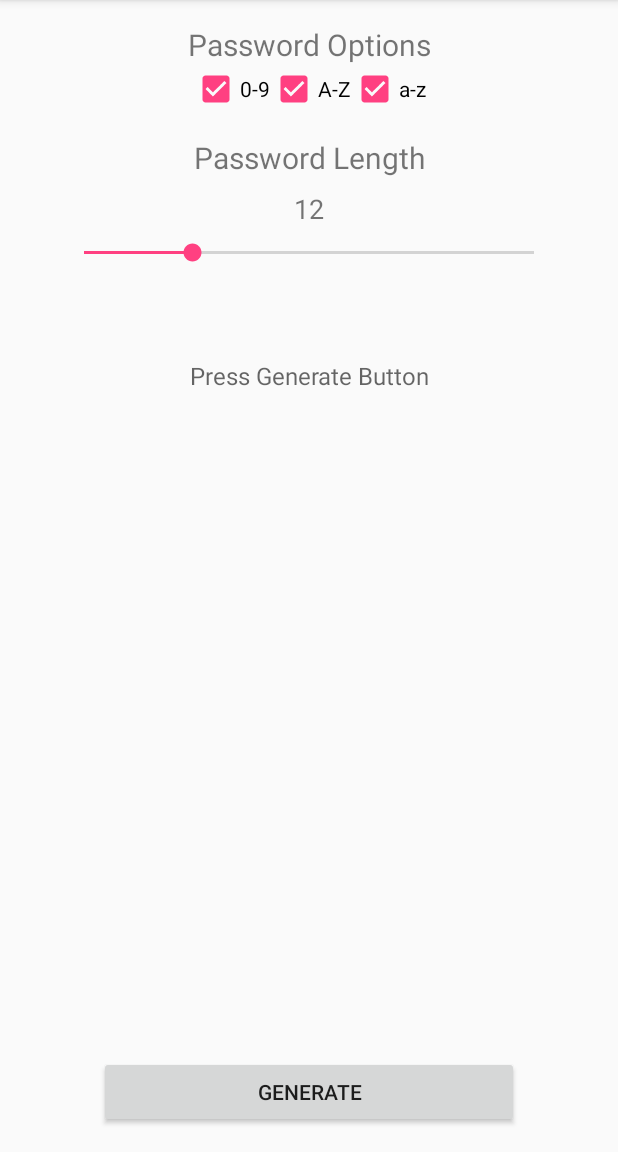
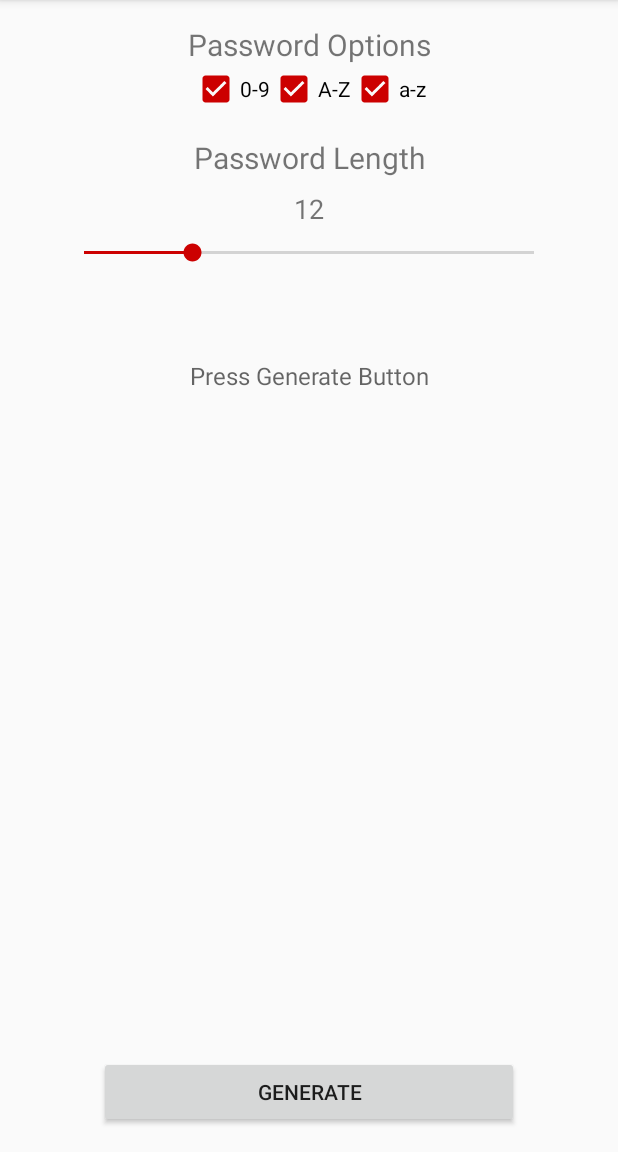
Before and after one commit to davemachado/Password-Generator-Android, an Android app: the screen it shows after launch (MainActivity), on a phone screen of 412 x 824 dp, the part 84-1236 px from its top. Run offline under Robolectric (Android 15) with nearby library versions, the phone set to English and light mode, and no system bars.

Commit message:
Update Theme

```diff
--- a/app/src/main/AndroidManifest.xml
+++ b/app/src/main/AndroidManifest.xml
@@ -7,7 +7,7 @@
         android:icon="@mipmap/ic_launcher"
         android:label="@string/app_name"
         android:supportsRtl="true"
-        android:theme="@style/AppTheme">
+        android:theme="@style/passwordGenTheme">
         <activity android:name=".MainActivity">
             <intent-filter>
                 <action android:name="android.intent.action.MAIN" />
--- a/app/src/main/res/values/colors.xml
+++ b/app/src/main/res/values/colors.xml
@@ -2,5 +2,5 @@
 <resources>
     <color name="colorPrimary">#3F51B5</color>
     <color name="colorPrimaryDark">#303F9F</color>
-    <color name="colorAccent">#FF4081</color>
+    <color name="colorAccent">#c869d9</color>
 </resources>
--- a/app/src/main/res/values/styles.xml
+++ b/app/src/main/res/values/styles.xml
@@ -12,4 +12,8 @@
         <item name="android:layout_margin">16dp</item>
     </style>
 
+    <style name="passwordGenTheme" parent="AppTheme" >
+        <item name="colorAccent">@android:color/holo_red_dark</item>
+    </style>
+
 </resources>
```
